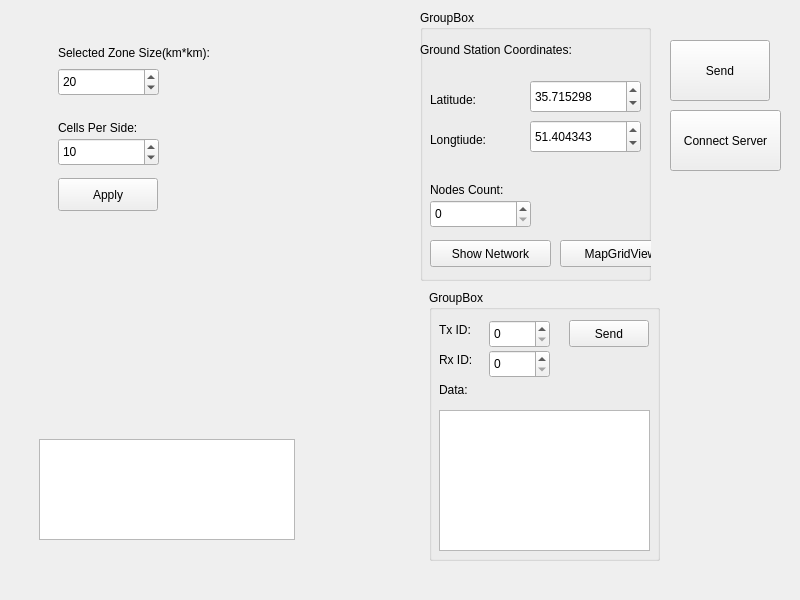
Before: the Qt Designer form mainwindow.ui in amirabahram/Network-Simulator, drawn with Qt 5.
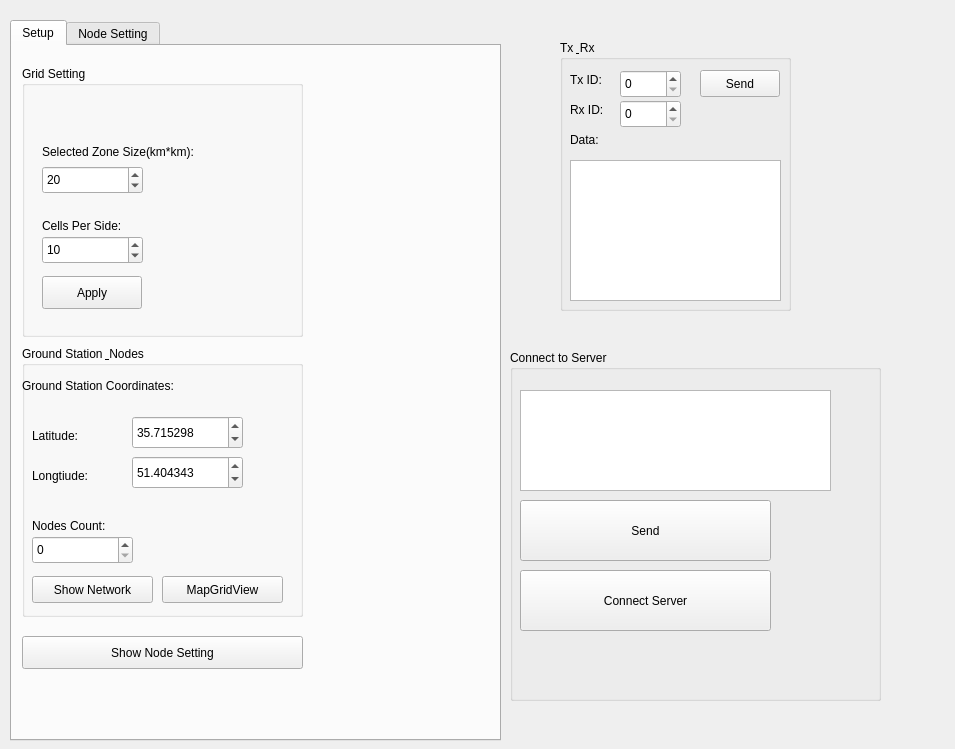
After: the same form once the commit is applied.

Commit message: nodes Move Boundry added

```diff
--- a/mainwindow.ui
+++ b/mainwindow.ui
@@ -6,144 +6,204 @@
    <rect>
     <x>0</x>
     <y>0</y>
-    <width>800</width>
-    <height>600</height>
+    <width>955</width>
+    <height>749</height>
    </rect>
   </property>
   <property name="windowTitle">
    <string>MainWindow</string>
   </property>
   <widget class="QWidget" name="centralwidget">
-   <widget class="QWidget" name="widget" native="true">
+   <widget class="QGroupBox" name="groupBox_2">
     <property name="geometry">
      <rect>
-      <x>9</x>
-      <y>9</y>
-      <width>400</width>
-      <height>582</height>
+      <x>560</x>
+      <y>40</y>
+      <width>231</width>
+      <height>271</height>
      </rect>
     </property>
-    <property name="sizePolicy">
-     <sizepolicy hsizetype="Fixed" vsizetype="Minimum">
-      <horstretch>0</horstretch>
-      <verstretch>0</verstretch>
-     </sizepolicy>
+    <property name="title">
+     <string>Tx &amp; Rx</string>
     </property>
-    <property name="minimumSize">
-     <size>
-      <width>400</width>
-      <height>500</height>
-     </size>
+    <widget class="QSpinBox" name="sp_Tx">
+     <property name="geometry">
+      <rect>
+       <x>60</x>
+       <y>30</y>
+       <width>61</width>
+       <height>28</height>
+      </rect>
+     </property>
+     <property name="maximum">
+      <number>1000000</number>
+     </property>
+    </widget>
+    <widget class="QLabel" name="label_6">
+     <property name="geometry">
+      <rect>
+       <x>10</x>
+       <y>30</y>
+       <width>56</width>
+       <height>19</height>
+      </rect>
+     </property>
+     <property name="text">
+      <string>Tx ID:</string>
+     </property>
+    </widget>
+    <widget class="QLabel" name="label_7">
+     <property name="geometry">
+      <rect>
+       <x>10</x>
+       <y>60</y>
+       <width>56</width>
+       <height>19</height>
+      </rect>
+     </property>
+     <property name="text">
+      <string>Rx ID:</string>
+     </property>
+    </widget>
+    <widget class="QSpinBox" name="sp_Rx">
+     <property name="geometry">
+      <rect>
+       <x>60</x>
+       <y>60</y>
+       <width>61</width>
+       <height>28</height>
+      </rect>
+     </property>
+     <property name="maximum">
+      <number>1000000</number>
+     </property>
+    </widget>
+    <widget class="QPlainTextEdit" name="plainTextEdit">
+     <property name="geometry">
+      <rect>
+       <x>10</x>
+       <y>120</y>
+       <width>211</width>
+       <height>141</height>
+      </rect>
+     </property>
+    </widget>
+    <widget class="QLabel" name="label_8">
+     <property name="geometry">
+      <rect>
+       <x>10</x>
+       <y>90</y>
+       <width>56</width>
+       <height>19</height>
+      </rect>
+     </property>
+     <property name="text">
+      <string>Data:</string>
+     </property>
+    </widget>
+    <widget class="QPushButton" name="pb_send">
+     <property name="geometry">
+      <rect>
+       <x>140</x>
+       <y>30</y>
+       <width>80</width>
+       <height>27</height>
+      </rect>
+     </property>
+     <property name="text">
+      <string>Send</string>
+     </property>
+    </widget>
+   </widget>
+   <widget class="QGroupBox" name="groupBox_4">
+    <property name="geometry">
+     <rect>
+      <x>510</x>
+      <y>350</y>
+      <width>371</width>
+      <height>351</height>
+     </rect>
+    </property>
+    <property name="title">
+     <string>Connect to Server</string>
     </property>
     <widget class="QListWidget" name="listWidget">
      <property name="geometry">
       <rect>
-       <x>30</x>
-       <y>430</y>
-       <width>256</width>
+       <x>10</x>
+       <y>40</y>
+       <width>311</width>
        <height>101</height>
       </rect>
      </property>
     </widget>
-    <widget class="QStackedWidget" name="stackedWidget">
+    <widget class="QPushButton" name="pb_Mapdata">
      <property name="geometry">
       <rect>
-       <x>39</x>
-       <y>29</y>
-       <width>331</width>
-       <height>261</height>
+       <x>10</x>
+       <y>150</y>
+       <width>251</width>
+       <height>61</height>
       </rect>
      </property>
-     <widget class="QWidget" name="page">
-      <widget class="QLabel" name="label_5">
+     <property name="text">
+      <string>Send</string>
+     </property>
+    </widget>
+    <widget class="QPushButton" name="pb_connect">
        <property name="geometry">
         <rect>
          <x>10</x>
-         <y>-1</y>
-         <width>241</width>
-         <height>31</height>
+       <y>220</y>
+       <width>251</width>
+       <height>61</height>
         </rect>
        </property>
        <property name="text">
-        <string>Selected Zone Size(km*km):</string>
-       </property>
-      </widget>
-      <widget class="QSpinBox" name="sp_zoneSize">
+      <string>Connect Server</string>
+     </property>
+    </widget>
+   </widget>
+   <widget class="QTabWidget" name="tabWidget">
        <property name="geometry">
         <rect>
          <x>10</x>
-         <y>30</y>
-         <width>101</width>
-         <height>28</height>
-        </rect>
-       </property>
-       <property name="maximum">
-        <number>10000</number>
-       </property>
-       <property name="value">
-        <number>20</number>
-       </property>
-      </widget>
-      <widget class="QPushButton" name="pb_Apply">
+      <y>20</y>
+      <width>491</width>
+      <height>721</height>
+     </rect>
+    </property>
+    <property name="currentIndex">
+     <number>0</number>
+    </property>
+    <widget class="QWidget" name="tab">
+     <attribute name="title">
+      <string>Setup</string>
+     </attribute>
+     <widget class="QPushButton" name="pushButton_2">
        <property name="geometry">
         <rect>
          <x>10</x>
-         <y>140</y>
-         <width>100</width>
+        <y>590</y>
+        <width>281</width>
          <height>33</height>
         </rect>
        </property>
        <property name="text">
-        <string>Apply</string>
-       </property>
-      </widget>
-      <widget class="QLabel" name="label_9">
-       <property name="geometry">
-        <rect>
-         <x>10</x>
-         <y>80</y>
-         <width>181</width>
-         <height>19</height>
-        </rect>
-       </property>
-       <property name="text">
-        <string>Cells Per Side:</string>
-       </property>
-      </widget>
-      <widget class="QSpinBox" name="sp_pixelLength">
-       <property name="geometry">
-        <rect>
-         <x>10</x>
-         <y>100</y>
-         <width>101</width>
-         <height>28</height>
-        </rect>
-       </property>
-       <property name="minimum">
-        <number>1</number>
-       </property>
-       <property name="maximum">
-        <number>100</number>
-       </property>
-       <property name="value">
-        <number>10</number>
-       </property>
-      </widget>
-     </widget>
-     <widget class="QWidget" name="page_2"/>
-    </widget>
+       <string>Show Node Setting</string>
+      </property>
    </widget>
    <widget class="QGroupBox" name="groupBox">
     <property name="geometry">
      <rect>
-      <x>420</x>
-      <y>10</y>
-      <width>231</width>
+        <x>10</x>
+        <y>300</y>
+        <width>281</width>
       <height>271</height>
      </rect>
     </property>
     <property name="title">
-     <string>GroupBox</string>
+       <string>Ground Station &amp; Nodes</string>
     </property>
     <widget class="QLabel" name="label_2">
      <property name="geometry">
@@ -266,132 +326,109 @@
      </property>
     </widget>
    </widget>
-   <widget class="QGroupBox" name="groupBox_2">
+     <widget class="QGroupBox" name="groupBox_3">
     <property name="geometry">
      <rect>
-      <x>429</x>
-      <y>290</y>
-      <width>231</width>
+        <x>10</x>
+        <y>20</y>
+        <width>281</width>
       <height>271</height>
      </rect>
     </property>
     <property name="title">
-     <string>GroupBox</string>
-    </property>
-    <widget class="QSpinBox" name="sp_Tx">
+       <string>Grid Setting</string>
+      </property>
+      <widget class="QPushButton" name="pb_Apply">
      <property name="geometry">
       <rect>
-       <x>60</x>
-       <y>30</y>
-       <width>61</width>
-       <height>28</height>
-      </rect>
-     </property>
-     <property name="maximum">
-      <number>1000000</number>
-     </property>
-    </widget>
-    <widget class="QLabel" name="label_6">
-     <property name="geometry">
-      <rect>
-       <x>10</x>
-       <y>30</y>
-       <width>56</width>
-       <height>19</height>
-      </rect>
-     </property>
-     <property name="text">
-      <string>Tx ID:</string>
-     </property>
-    </widget>
-    <widget class="QLabel" name="label_7">
-     <property name="geometry">
-      <rect>
-       <x>10</x>
-       <y>60</y>
-       <width>56</width>
-       <height>19</height>
-      </rect>
-     </property>
-     <property name="text">
-      <string>Rx ID:</string>
-     </property>
-    </widget>
-    <widget class="QSpinBox" name="sp_Rx">
-     <property name="geometry">
-      <rect>
-       <x>60</x>
-       <y>60</y>
-       <width>61</width>
-       <height>28</height>
-      </rect>
-     </property>
-     <property name="maximum">
-      <number>1000000</number>
-     </property>
-    </widget>
-    <widget class="QPlainTextEdit" name="plainTextEdit">
-     <property name="geometry">
-      <rect>
-       <x>10</x>
-       <y>120</y>
-       <width>211</width>
-       <height>141</height>
-      </rect>
-     </property>
-    </widget>
-    <widget class="QLabel" name="label_8">
-     <property name="geometry">
-      <rect>
-       <x>10</x>
-       <y>90</y>
-       <width>56</width>
-       <height>19</height>
-      </rect>
-     </property>
-     <property name="text">
-      <string>Data:</string>
-     </property>
-    </widget>
-    <widget class="QPushButton" name="pb_send">
-     <property name="geometry">
-      <rect>
-       <x>140</x>
-       <y>30</y>
-       <width>80</width>
-       <height>27</height>
-      </rect>
-     </property>
-     <property name="text">
-      <string>Send</string>
-     </property>
-    </widget>
-   </widget>
-   <widget class="QPushButton" name="pb_Mapdata">
-    <property name="geometry">
-     <rect>
-      <x>670</x>
-      <y>40</y>
+         <x>20</x>
+         <y>210</y>
       <width>100</width>
-      <height>61</height>
+         <height>33</height>
      </rect>
     </property>
     <property name="text">
-     <string>Send</string>
-    </property>
-   </widget>
-   <widget class="QPushButton" name="pb_connect">
+        <string>Apply</string>
+       </property>
+      </widget>
+      <widget class="QLabel" name="label_5">
     <property name="geometry">
      <rect>
-      <x>670</x>
-      <y>110</y>
-      <width>111</width>
-      <height>61</height>
+         <x>20</x>
+         <y>70</y>
+         <width>241</width>
+         <height>31</height>
      </rect>
     </property>
     <property name="text">
-     <string>Connect Server</string>
-    </property>
+        <string>Selected Zone Size(km*km):</string>
+       </property>
+      </widget>
+      <widget class="QSpinBox" name="sp_zoneSize">
+       <property name="geometry">
+        <rect>
+         <x>20</x>
+         <y>100</y>
+         <width>101</width>
+         <height>28</height>
+        </rect>
+       </property>
+       <property name="maximum">
+        <number>10000</number>
+       </property>
+       <property name="value">
+        <number>20</number>
+       </property>
+      </widget>
+      <widget class="QSpinBox" name="sp_pixelLength">
+       <property name="geometry">
+        <rect>
+         <x>20</x>
+         <y>170</y>
+         <width>101</width>
+         <height>28</height>
+        </rect>
+       </property>
+       <property name="minimum">
+        <number>1</number>
+       </property>
+       <property name="maximum">
+        <number>100</number>
+       </property>
+       <property name="value">
+        <number>10</number>
+       </property>
+      </widget>
+      <widget class="QLabel" name="label_9">
+       <property name="geometry">
+        <rect>
+         <x>20</x>
+         <y>150</y>
+         <width>181</width>
+         <height>19</height>
+        </rect>
+       </property>
+       <property name="text">
+        <string>Cells Per Side:</string>
+       </property>
+      </widget>
+     </widget>
+    </widget>
+    <widget class="QWidget" name="tab_2">
+     <attribute name="title">
+      <string>Node Setting</string>
+     </attribute>
+     <widget class="QWidget" name="widget" native="true">
+      <property name="geometry">
+       <rect>
+        <x>10</x>
+        <y>10</y>
+        <width>461</width>
+        <height>651</height>
+       </rect>
+      </property>
+     </widget>
+    </widget>
    </widget>
   </widget>
  </widget>
```
Lines whose indentation alone changed are shown as unchanged. The commit also changes 3 other files.
